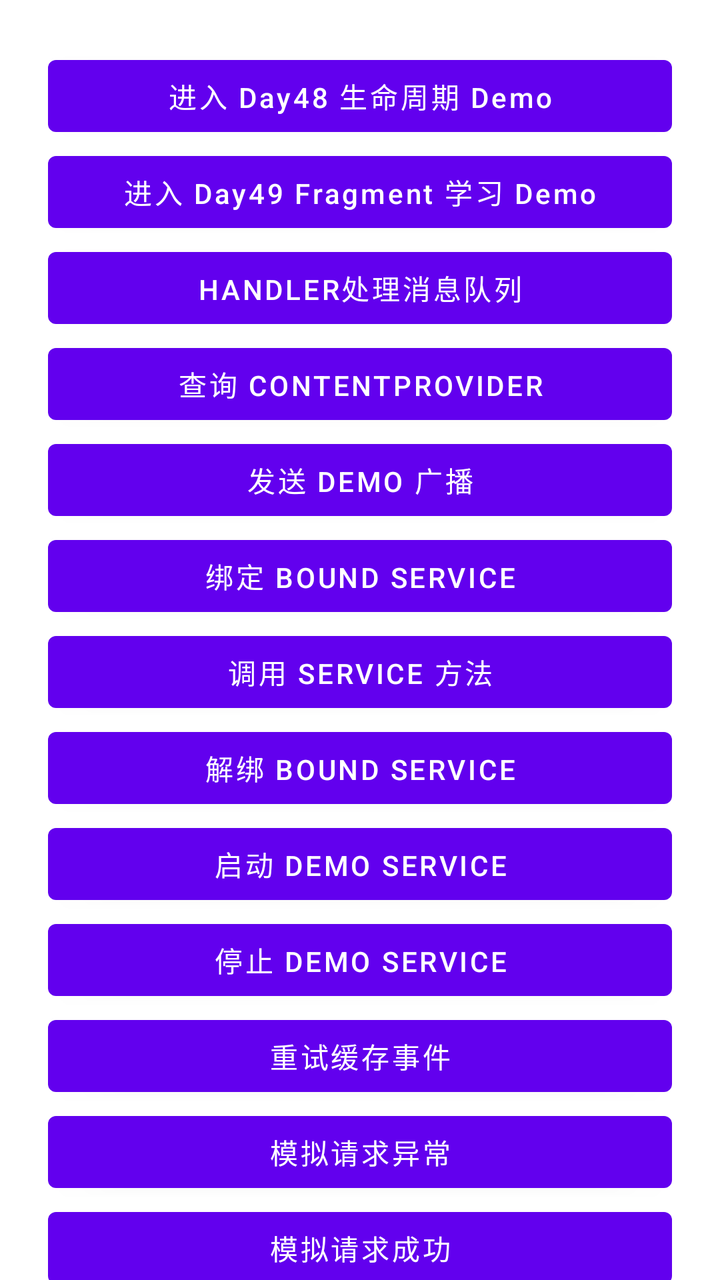
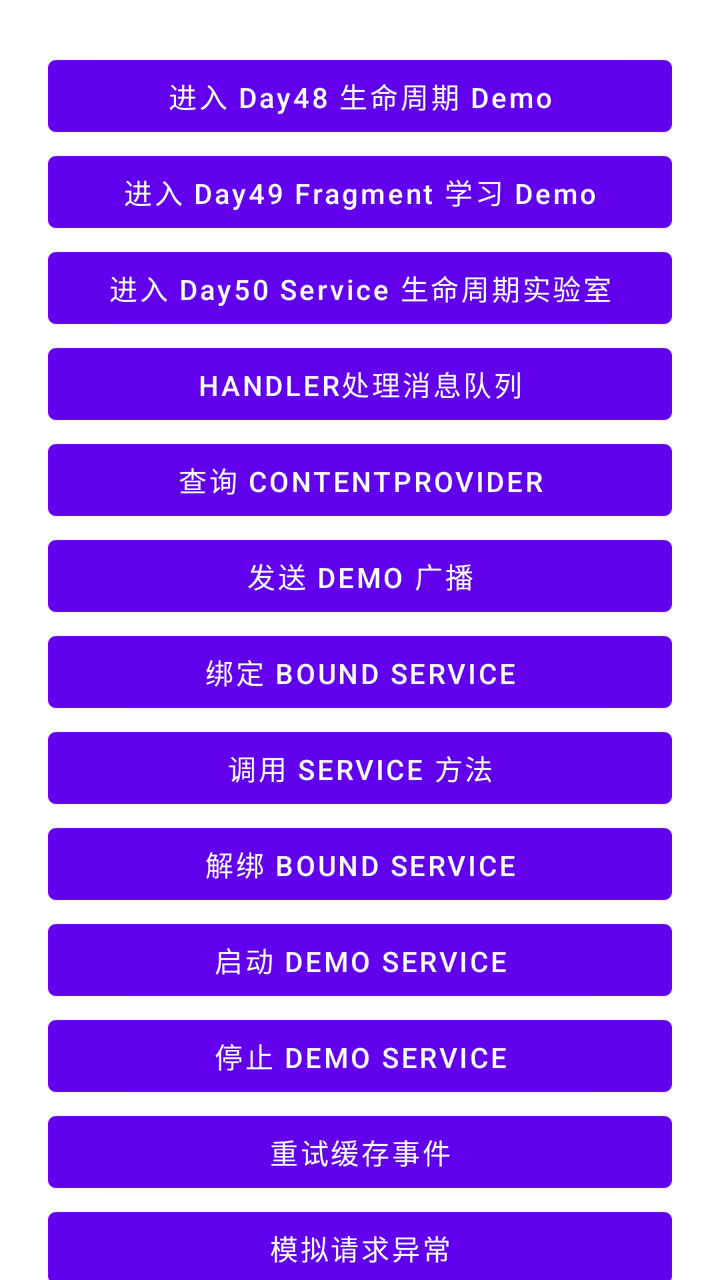

Two renders of the same Android screen: before a commit and after it. Below are the layout's source before the change and the commit's diff.
<!-- AndroidManifest.xml: application theme Theme.SdkStudyDemo -->
<!-- res/layout/activity_main.xml -->
<?xml version="1.0" encoding="utf-8"?>
<androidx.core.widget.NestedScrollView xmlns:android="http://schemas.android.com/apk/res/android"
    android:id="@+id/mainScrollView"
    android:layout_width="match_parent"
    android:layout_height="match_parent"
    android:fillViewport="true">


<LinearLayout
    android:id="@+id/rootLayout"
    android:layout_width="match_parent"
    android:layout_height="match_parent"
    android:orientation="vertical"
    android:padding="24dp">
    <Button
        android:id="@+id/btnOpenDay48Demo"
        android:layout_width="match_parent"
        android:layout_height="wrap_content"
        android:text="进入 Day48 生命周期 Demo"
        android:textAllCaps="false" />

    <Button
        android:id="@+id/btnOpenDay49Demo"
        android:layout_width="match_parent"
        android:layout_height="wrap_content"
        android:text="进入 Day49 Fragment 学习 Demo"
        android:textAllCaps="false" />

    <Button
        android:id="@+id/btnHandlerDemo"
        android:layout_width="match_parent"
        android:layout_height="wrap_content"
        android:text="handler处理消息队列" />
    <Button
        android:id="@+id/btnQueryProvider"
        android:layout_width="match_parent"
        android:layout_height="wrap_content"
        android:text="查询 ContentProvider" />
    <Button
        android:id="@+id/btnSendBroadcast"
        android:layout_width="match_parent"
        android:layout_height="wrap_content"
        android:text="发送 Demo 广播" />
    <Button
        android:id="@+id/btnBindService"
        android:layout_width="match_parent"
        android:layout_height="wrap_content"
        android:text="绑定 Bound Service" />

    <Button
        android:id="@+id/btnCallService"
        android:layout_width="match_parent"
        android:layout_height="wrap_content"
        android:text="调用 Service 方法" />

    <Button
        android:id="@+id/btnUnbindService"
        android:layout_width="match_parent"
        android:layout_height="wrap_content"
        android:text="解绑 Bound Service" />
    <Button
        android:id="@+id/btnStartDemoService"
        android:layout_width="match_parent"
        android:layout_height="wrap_content"
        android:text="启动 Demo Service" />

    <Button
        android:id="@+id/btnStopDemoService"
        android:layout_width="match_parent"
        android:layout_height="wrap_content"
        android:text="停止 Demo Service" />
    <Button
        android:id="@+id/btnRetryCachedEvents"
        android:layout_width="match_parent"
        android:layout_height="wrap_content"
        android:text="重试缓存事件" />
    <Button
        android:id="@+id/btnRequestException"
        android:layout_width="match_parent"
        android:layout_height="wrap_content"
        android:text="模拟请求异常" />
    <Button
        android:id="@+id/btnRequestSuccess"
        android:layout_width="match_parent"
        android:layout_height="wrap_content"
        android:text="模拟请求成功" />

    <Button
        android:id="@+id/btnRequestError"
        android:layout_width="match_parent"
        android:layout_height="wrap_content"
        android:text="模拟请求失败" />

    <TextView
        android:id="@+id/tvStateCount"
        android:layout_width="match_parent"
        android:layout_height="wrap_content"
        android:text="页面状态计数：0"
        android:textSize="16sp"
        android:paddingTop="12dp"
        android:paddingBottom="8dp"/>
    <Button
        android:id="@+id/btnParallelTaskTest"
        android:layout_width="match_parent"
        android:layout_height="wrap_content"
        android:text="协程并行任务测试"/>
    <Button
        android:id="@+id/btnTimeoutTest"
        android:layout_width="match_parent"
        android:layout_height="wrap_content"
        android:text="协程超时测试" />
    <Button
        android:id="@+id/btnStartLongCoroutine"
        android:layout_width="match_parent"
        android:layout_height="wrap_content"
        android:text="启动长协程任务" />

    <Button
        android:id="@+id/btnCancelLongCoroutine"
        android:layout_width="match_parent"
        android:layout_height="wrap_content"
        android:text="取消长协程任务" />
    <Button
        android:id="@+id/btnCoroutineTest"
        android:layout_width="match_parent"
        android:layout_height="wrap_content"
        android:text="协程测试" />
    <Button
        android:id="@+id/btnUploadEventCoroutine"
        android:layout_width="match_parent"
        android:layout_height="wrap_content"
        android:text="协程网络上报事件"/>
    <Button
        android:id="@+id/btnUploadEventNetwork"
        android:layout_width="match_parent"
        android:layout_height="wrap_content"
        android:text="网络上报事件"/>
    <Button
        android:id="@+id/btnIncreaseCount"
        android:layout_width="match_parent"
        android:layout_height="wrap_content"
        android:text="增加页面状态计数"/>
    <FrameLayout
        android:id="@+id/infoFragmentContainer"
        android:layout_width="match_parent"
        android:layout_height="wrap_content"/>
    <TextView
        android:id="@+id/tvSdkInfo"
        android:layout_width="match_parent"
        android:layout_height="wrap_content"
        android:text="SDK信息"
        android:textSize="16sp"/>

    <Button
        android:id="@+id/bthCancel"
        android:layout_width="match_parent"
        android:layout_height="wrap_content"
        android:text="取消隐私授权"/>

    <Button
        android:id="@+id/bthSetting"
        android:layout_width="match_parent"
        android:layout_height="wrap_content"
        android:text="进入设置页"/>
    <Button
        android:id = "@+id/bthAgree"
        android:layout_width="match_parent"
        android:layout_height="wrap_content"
        android:text="同意隐私协议"/>

    <Button
        android:id="@+id/btnTrackEvent"
        android:layout_width="match_parent"
        android:layout_height="wrap_content"
        android:text="模拟事件上报" />
    <Button
        android:id="@+id/btnTrackEventByBundle"
        android:layout_width="match_parent"
        android:layout_height="wrap_content"
        android:text="Bundle方式上报事件" />
    <Button
        android:id="@+id/btnRequestCameraPermission"
        android:layout_width="match_parent"
        android:layout_height="wrap_content"
        android:text="请求相机权限" />

    <FrameLayout
        android:id="@+id/fragmentContainer"
        android:layout_width="match_parent"
        android:layout_height="wrap_content"/>

</LinearLayout>
</androidx.core.widget.NestedScrollView>
<!-- resources referenced by this layout -->
<resources>
  <style name="Theme.SdkStudyDemo" parent="Theme.MaterialComponents.Light.NoActionBar">
          <item name="android:windowLightStatusBar">true</item>
          <item name="android:statusBarColor">@android:color/white</item>
          <item name="android:navigationBarColor">@android:color/white</item>
      </style>
</resources>

<!-- the commit's change to res/layout/activity_main.xml (unified diff, before → after) -->
@@ -27,6 +27,13 @@
         android:textAllCaps="false" />
 
     <Button
+        android:id="@+id/btnOpenDay50Demo"
+        android:layout_width="match_parent"
+        android:layout_height="wrap_content"
+        android:text="进入 Day50 Service 生命周期实验室"
+        android:textAllCaps="false" />
+
+    <Button
         android:id="@+id/btnHandlerDemo"
         android:layout_width="match_parent"
         android:layout_height="wrap_content"
